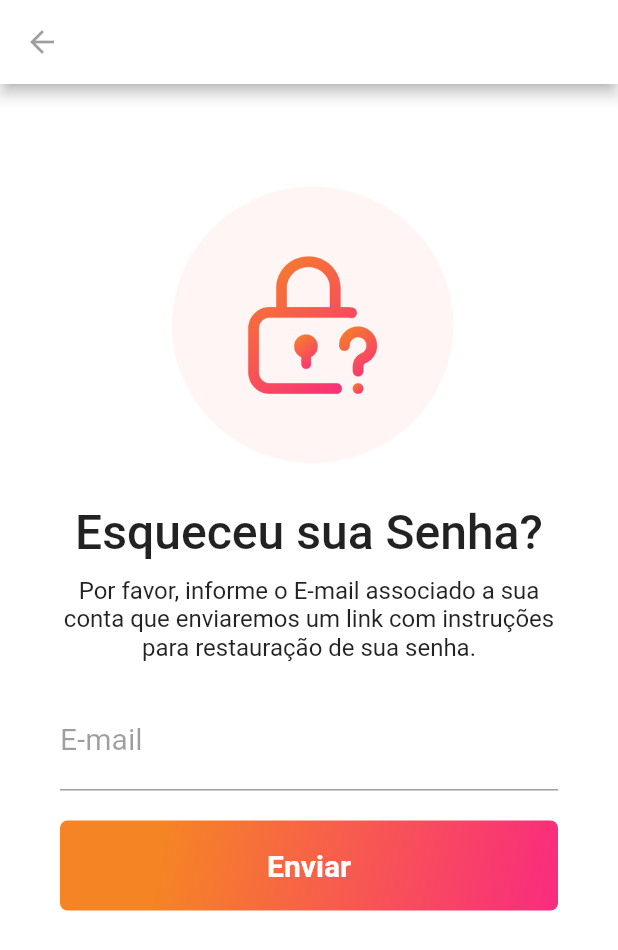
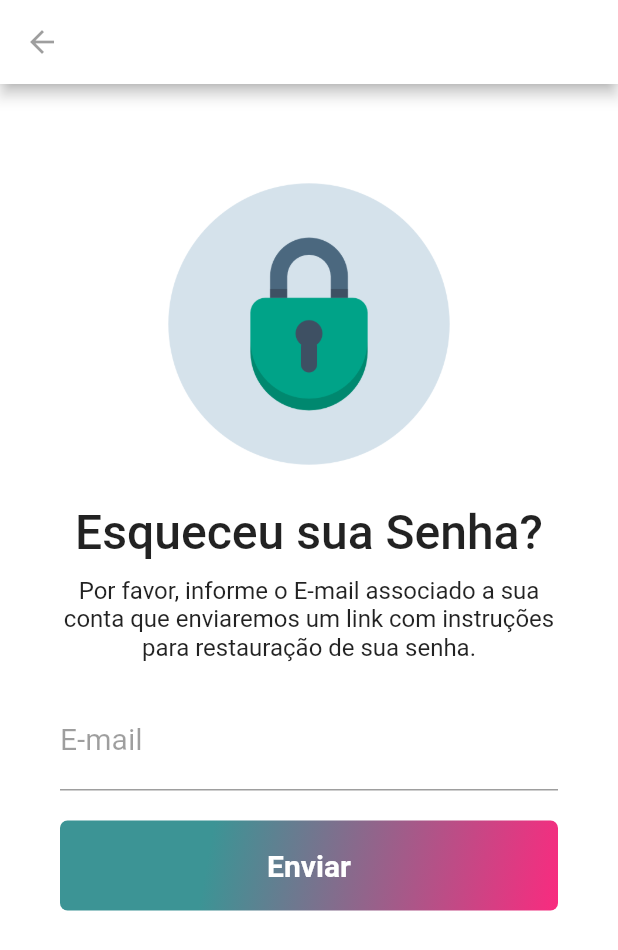
Before and after one commit to Ivandosss/flutter-login-screen, a Flutter app: the screen it shows after launch, after a tap on "Recuperar Senha", on a phone screen of 412 x 824 dp. Shown: the top 950 px of the screen. Run offline on Flutter 3.47's test engine with Material 2 defaults, Android fonts, the phone set to English and light mode, and no system bars.

```diff
--- a/lib/main.dart
+++ b/lib/main.dart
@@ -13,7 +13,7 @@ class MyApp extends StatelessWidget {
       title: 'Dog Food',
       debugShowCheckedModeBanner: false,
       theme: ThemeData(
-        primarySwatch: Colors.deepOrange,
+        primarySwatch: Colors.pink,
       ),
       home: const LoginPage(),
     );
--- a/lib/pages/login.page.dart
+++ b/lib/pages/login.page.dart
@@ -19,9 +19,9 @@ class LoginPage extends StatelessWidget {
         child: ListView(
           children: <Widget>[
             SizedBox(
-              width: 128,
-              height: 128,
-              child: Image.asset("assets/logo.png"),
+              width: 135,
+              height: 135,
+              child: Image.asset("assets/dog-logo.png"),
             ),
             const SizedBox(
               height: 20,
@@ -84,12 +84,12 @@ class LoginPage extends StatelessWidget {
                     begin: Alignment.topLeft,
                     end: Alignment.bottomRight,
                     stops: [
-                      0.2,
+                      0.3,
                       1
                     ],
                     colors: [
-                      Color(0XFFF58524),
-                      Color(0XFFF92B7F),
+                      Color.fromRGBO(60, 148, 149, 1),
+                      Color.fromRGBO(249, 43, 127, 1),
                     ]),
                 borderRadius: BorderRadius.all(
                   Radius.circular(5),
--- a/lib/pages/reset.password.page.dart
+++ b/lib/pages/reset.password.page.dart
@@ -26,7 +26,7 @@ class ResetPasswordPage extends StatelessWidget {
             SizedBox(
               width: 200,
               height: 200,
-              child: Image.asset("assets/reset-password-icon.png"),
+              child: Image.asset("assets/fechado.png"),
             ),
             const SizedBox(
               height: 20,
@@ -78,12 +78,12 @@ class ResetPasswordPage extends StatelessWidget {
                     begin: Alignment.topLeft,
                     end: Alignment.bottomRight,
                     stops: [
-                      0.2,
+                      0.3,
                       1
                     ],
                     colors: [
-                      Color(0XFFF58524),
-                      Color(0XFFF92B7F),
+                      Color.fromRGBO(60, 148, 149, 1),
+                      Color.fromRGBO(249, 43, 127, 1),
                     ]),
                 borderRadius: BorderRadius.all(
                   Radius.circular(5),
@@ -104,6 +104,9 @@ class ResetPasswordPage extends StatelessWidget {
                 ),
               ),
             ),
+            const SizedBox(
+              height: 20,
+            ),
           ],
         ),
       ),
--- a/pubspec.yaml
+++ b/pubspec.yaml
@@ -89,7 +89,9 @@ flutter:
   # see https://flutter.dev/custom-fonts/#from-packages
 
   assets:
-    - assets/logo.png
+    - assets/app_logo.png
+    - assets/fechado.png
+    - assets/dog-logo.png
     - assets/Dog_logo.png
     - assets/bone.png
     - assets/fb-icon.png
```
Also changed, not shown: assets/app_logo.png (added), assets/dog-logo.png (added), assets/fechado.png (added).
